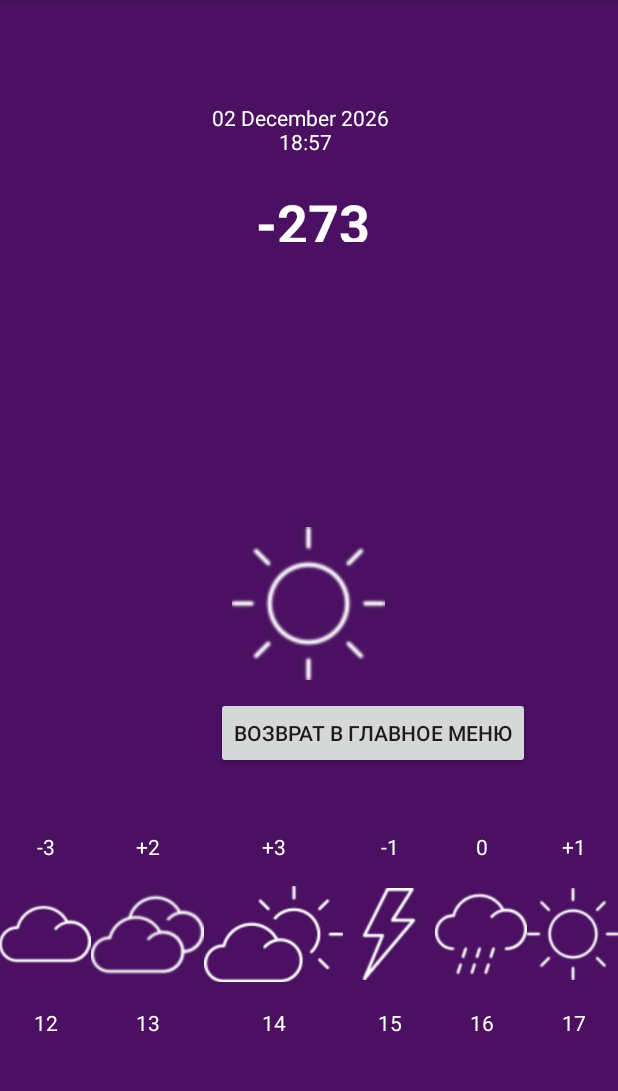
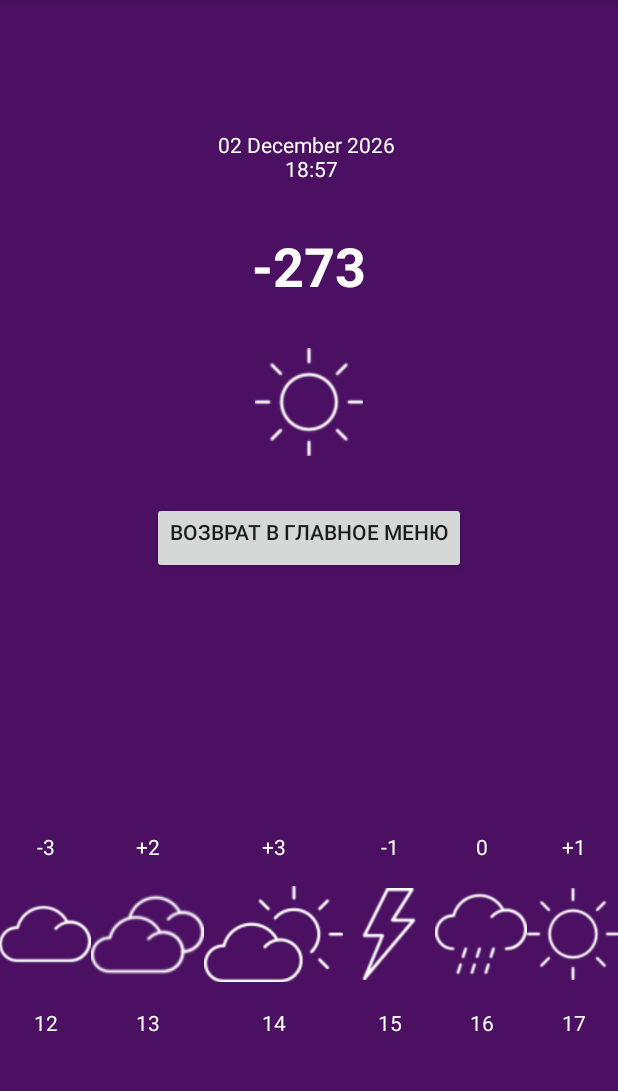
Before and after one commit to TarasovVP/WFU2, an Android app: the screen it shows after launch (MainActivity), on a phone screen of 412 x 824 dp, the part 84-1175 px from its top. Run offline under Robolectric (Android 15) with nearby library versions, the phone set to English and light mode, and no system bars; 6 statements that could not run were skipped.

Commit message:
Worked with layouts of activity_main

```diff
--- a/app/src/main/java/com/gmail/tarasov1998/wfu2/Location.java
+++ b/app/src/main/java/com/gmail/tarasov1998/wfu2/Location.java
@@ -3,8 +3,8 @@ package com.gmail.tarasov1998.wfu2;
 import java.io.Serializable;
 
 public class Location implements Serializable {
-    private String city;
-    public String getCity() {
+    private static String city;
+    public static String getCity() {
         return city;
     }
     public void setCity(String city) {
--- a/app/src/main/java/com/gmail/tarasov1998/wfu2/MainActivity.java
+++ b/app/src/main/java/com/gmail/tarasov1998/wfu2/MainActivity.java
@@ -22,7 +22,8 @@ public class MainActivity extends AppCompatActivity implements View.OnClickListe
     private TextView temperature;
     private TextView dateTime;
 
-    String city = "Dnipro,UA";
+    String city = "Dnipro";
+    String country = "UA";
 
     DateTime nowDateTime = new DateTime();
     LocalDateTime nowDT = nowDateTime.withZone(DateTimeZone.UTC).toLocalDateTime();
@@ -43,19 +44,21 @@ public class MainActivity extends AppCompatActivity implements View.OnClickListe
 
 
         JSONWeatherTask task = new JSONWeatherTask();
-        task.execute(new String[]{city});
+        task.execute(new String[]{city+","+country});
 
     }
 
     @Override
     public void onClick(View v) {
-        switch (v.getId()) {
-            case R.id.back:
-                Intent intent = new Intent(this, StartActivity.class);
-                startActivity(intent);
-                break;
+                Intent intent = new Intent(this, ActivityStart.class);
+                startActivityForResult(intent, 1);
 
         }
+
+    @Override
+    protected void onActivityResult(int requestCode, int resultCode, Intent data) {
+        if (data == null) {return;}
+        String nameCity = data.getStringExtra("city");
     }
 
     @Override
@@ -95,7 +98,7 @@ public class MainActivity extends AppCompatActivity implements View.OnClickListe
         protected void onPostExecute(Weather weather) {
             super.onPostExecute(weather);
 
-            cityShow.setText(weather.location.getCity());
+            cityShow.setText(Location.getCity());
             temperature.setText("" + Math.round((weather.temperature.getTemp() - 273.15)));
             dateTime.setText(nowDT.toString("dd MMMM yyyy \n HH:mm"));
 
--- a/app/src/main/res/layout/activity_main.xml
+++ b/app/src/main/res/layout/activity_main.xml
@@ -7,82 +7,60 @@
     android:orientation="vertical"
     tools:context=".MainActivity">
 
-    <RelativeLayout
+    <LinearLayout
         android:id="@+id/relativeLayout"
         android:layout_width="match_parent"
-        android:layout_height="wrap_content"
+        android:layout_height="match_parent"
         android:layout_weight="1"
-        android:background="@color/Purple">
+        android:background="@color/Purple"
+        android:orientation="vertical">
+
+        <TextView
+            android:id="@+id/cityShow"
+            android:layout_width="match_parent"
+            android:layout_height="wrap_content"
+            android:gravity="center_horizontal"
+            android:textColor="@color/White"
+            android:textSize="30sp"
+            android:textStyle="bold"
+            android:layout_margin="15dp"/>
 
         <TextView
             android:id="@+id/date"
-            android:layout_width="160dp"
+            android:layout_width="match_parent"
             android:layout_height="wrap_content"
-            android:layout_above="@+id/cityShow"
-            android:layout_alignParentStart="true"
-            android:layout_alignParentLeft="true"
-            android:layout_marginStart="122dp"
-            android:layout_marginLeft="122dp"
-            android:layout_marginBottom="-104dp"
-            android:gravity="center_horizontal"
-            android:textColor="@color/White" />
-
-        <TextView
-            android:id="@+id/cityShow"
-            android:layout_width="115dp"
-            android:layout_height="wrap_content"
-            android:layout_alignParentStart="true"
-            android:layout_alignParentLeft="true"
-            android:layout_alignParentTop="true"
-            android:layout_marginStart="145dp"
-            android:layout_marginLeft="145dp"
-            android:layout_marginTop="26dp"
             android:gravity="center_horizontal"
             android:textColor="@color/White"
-            android:textSize="30sp"
-            android:textStyle="bold" />
+            android:layout_margin="15dp"/>
 
         <TextView
             android:id="@+id/temperature"
-            android:layout_width="76dp"
-            android:layout_height="37dp"
-            android:layout_alignParentStart="true"
-            android:layout_alignParentLeft="true"
-            android:layout_alignParentTop="true"
-            android:layout_alignParentEnd="true"
-            android:layout_alignParentRight="true"
-            android:layout_marginStart="157dp"
-            android:layout_marginLeft="157dp"
-            android:layout_marginTop="124dp"
-            android:layout_marginEnd="151dp"
-            android:layout_marginRight="151dp"
+            android:layout_width="match_parent"
+            android:layout_height="wrap_content"
             android:gravity="center_horizontal"
             android:text="@string/_3"
             android:textColor="@color/White"
             android:textSize="36sp"
-            android:textStyle="bold" />
+            android:textStyle="bold"
+            android:layout_margin="15dp"/>
 
         <ImageView
             android:id="@+id/cloudy"
-            android:layout_width="106dp"
-            android:layout_height="102dp"
-            android:layout_alignParentBottom="true"
+            android:layout_width="match_parent"
+            android:layout_height="wrap_content"
             android:layout_centerHorizontal="true"
-            android:layout_marginBottom="101dp"
             android:contentDescription="TODO"
-            android:src="@drawable/sun" />
+            android:src="@drawable/sun"
+            android:layout_margin="15dp"/>
 
         <Button
             android:id="@+id/back"
             android:layout_width="wrap_content"
             android:layout_height="wrap_content"
-            android:layout_alignParentStart="true"
-            android:layout_alignParentLeft="true"
-            android:layout_alignParentBottom="true"
-            android:layout_marginStart="144dp"
-            android:layout_marginLeft="144dp"
-            android:layout_marginBottom="42dp" />
-    </RelativeLayout>
+            android:gravity="center_horizontal"
+            android:layout_gravity="center_horizontal"
+            android:layout_margin="15dp"/>
+    </LinearLayout>
 
 
 <TableLayout
```
Also changed, not shown: app/src/main/AndroidManifest.xml (+5 -5 lines), app/src/main/java/com/gmail/tarasov1998/wfu2/ActivityStart.java (added, +34 -0 lines), app/src/main/java/com/gmail/tarasov1998/wfu2/StartActivity.java (deleted, +0 -49 lines), app/src/main/res/layout/content_start.xml (deleted, +0 -11 lines), app/src/main/res/layout/activity_start.xml (line endings or trailing spaces), app/src/main/res/mipmap-hdpi/ic_launcher.png, app/src/main/res/mipmap-hdpi/ic_launcher_round.png, app/src/main/res/mipmap-mdpi/ic_launcher.png, app/src/main/res/mipmap-mdpi/ic_launcher_round.png, app/src/main/res/mipmap-xhdpi/ic_launcher.png, app/src/main/res/mipmap-xhdpi/ic_launcher_round.png, app/src/main/res/mipmap-xxhdpi/ic_launcher.png, app/src/main/res/mipmap-xxhdpi/ic_launcher_round.png, app/src/main/res/mipmap-xxxhdpi/ic_launcher.png.
